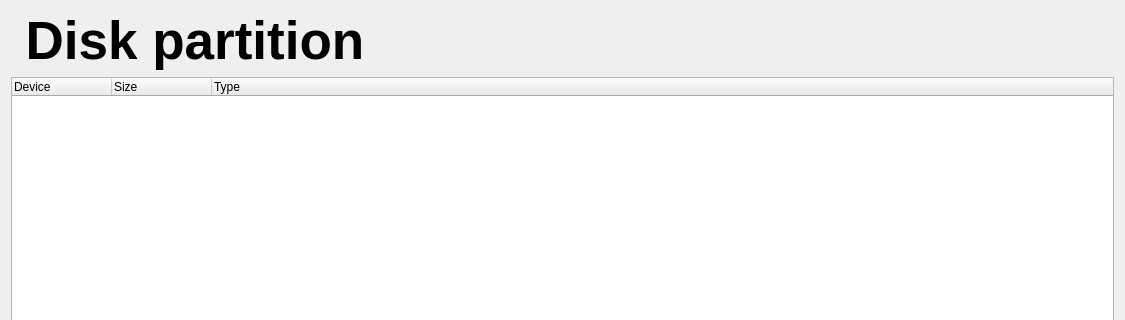
The window that partition.ui (n1cef/kraken_installer) describes before a commit, drawn with Qt 5; both pictures show x 0 to 1125 and y 0 to 320 of the 1125 by 1024 pixel window.
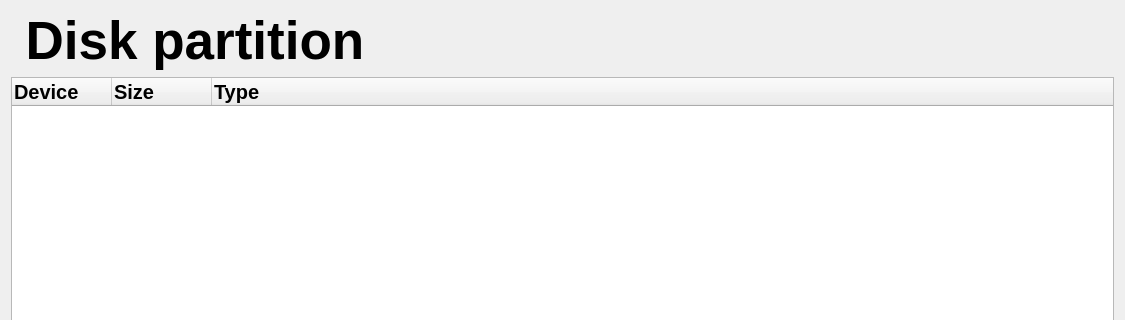
The same window after the commit.

Patch:
```diff
--- a/partition.ui
+++ b/partition.ui
@@ -32,6 +32,12 @@
    </item>
    <item>
     <widget class="QTreeWidget" name="diskTreeWidget">
+     <property name="font">
+      <font>
+       <pointsize>15</pointsize>
+       <bold>true</bold>
+      </font>
+     </property>
      <column>
       <property name="text">
        <string>Device</string>
```
